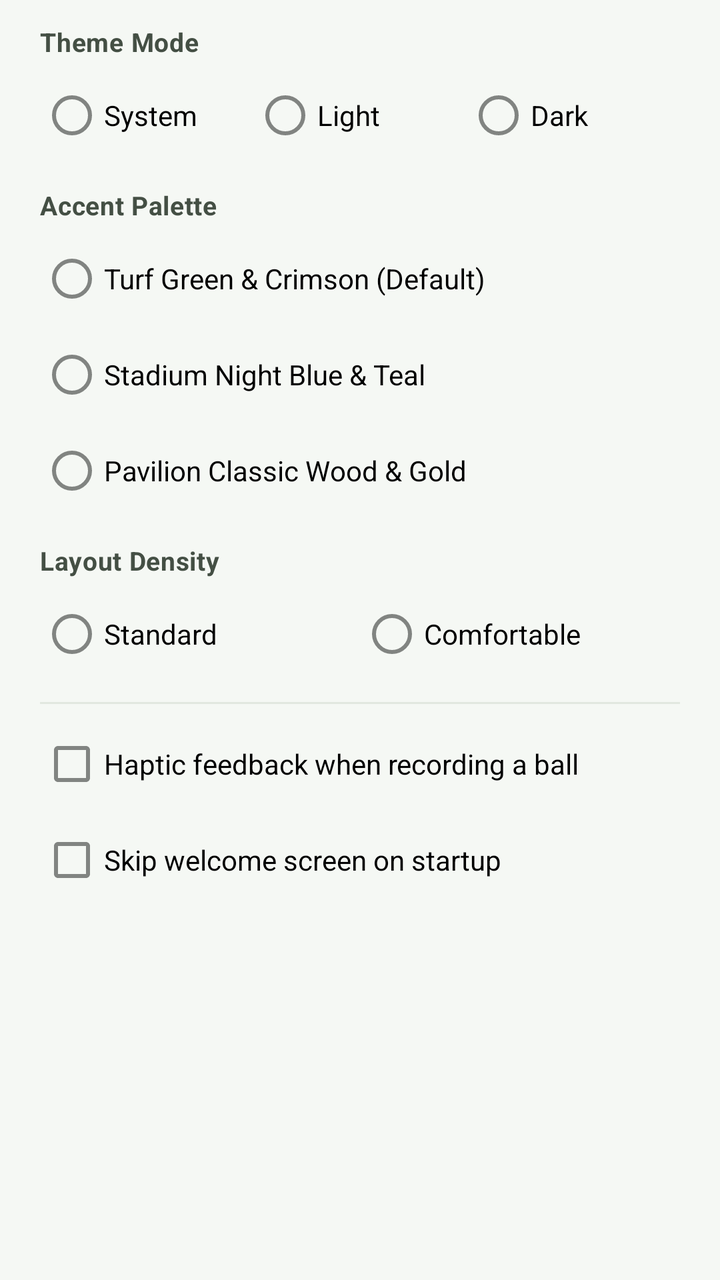
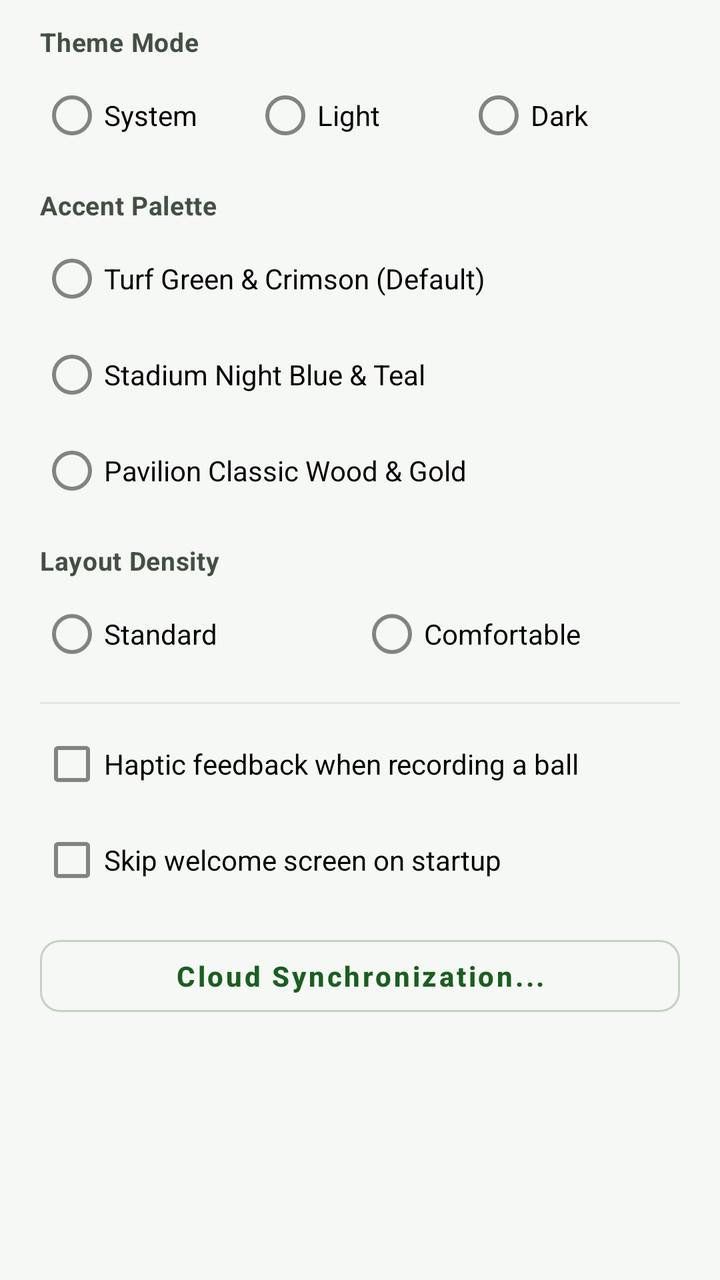

An Android layout rendered at two revisions. The XML below is the earlier revision; the diff shows what the commit changed to produce the second picture.
<!-- AndroidManifest.xml: application theme AppTheme -->
<!-- res/layout/dialog_ui_settings.xml -->
<?xml version="1.0" encoding="utf-8"?>
<ScrollView xmlns:android="http://schemas.android.com/apk/res/android"
    android:layout_width="match_parent"
    android:layout_height="wrap_content"
    android:paddingLeft="20dp"
    android:paddingTop="12dp"
    android:paddingRight="20dp"
    android:paddingBottom="8dp">

    <LinearLayout
        android:layout_width="match_parent"
        android:layout_height="wrap_content"
        android:orientation="vertical">

        <TextView
            android:layout_width="match_parent"
            android:layout_height="wrap_content"
            android:text="Theme Mode"
            android:textAppearance="@style/TextAppearance.Cricket.FieldLabel" />

        <RadioGroup
            android:id="@+id/pref_theme_mode_group"
            android:layout_width="match_parent"
            android:layout_height="wrap_content"
            android:layout_marginTop="4dp"
            android:orientation="horizontal">

            <RadioButton
                android:id="@+id/pref_theme_system"
                android:layout_width="0dp"
                android:layout_height="wrap_content"
                android:layout_weight="1"
                android:minHeight="48dp"
                android:text="System" />

            <RadioButton
                android:id="@+id/pref_theme_light"
                android:layout_width="0dp"
                android:layout_height="wrap_content"
                android:layout_weight="1"
                android:minHeight="48dp"
                android:text="Light" />

            <RadioButton
                android:id="@+id/pref_theme_dark"
                android:layout_width="0dp"
                android:layout_height="wrap_content"
                android:layout_weight="1"
                android:minHeight="48dp"
                android:text="Dark" />
        </RadioGroup>

        <TextView
            android:layout_width="match_parent"
            android:layout_height="wrap_content"
            android:layout_marginTop="12dp"
            android:text="Accent Palette"
            android:textAppearance="@style/TextAppearance.Cricket.FieldLabel" />

        <RadioGroup
            android:id="@+id/pref_accent_group"
            android:layout_width="match_parent"
            android:layout_height="wrap_content"
            android:layout_marginTop="4dp"
            android:orientation="vertical">

            <RadioButton
                android:id="@+id/pref_accent_turf"
                android:layout_width="match_parent"
                android:layout_height="wrap_content"
                android:minHeight="48dp"
                android:text="Turf Green &amp; Crimson (Default)" />

            <RadioButton
                android:id="@+id/pref_accent_stadium"
                android:layout_width="match_parent"
                android:layout_height="wrap_content"
                android:minHeight="48dp"
                android:text="Stadium Night Blue &amp; Teal" />

            <RadioButton
                android:id="@+id/pref_accent_pavilion"
                android:layout_width="match_parent"
                android:layout_height="wrap_content"
                android:minHeight="48dp"
                android:text="Pavilion Classic Wood &amp; Gold" />
        </RadioGroup>

        <TextView
            android:layout_width="match_parent"
            android:layout_height="wrap_content"
            android:layout_marginTop="12dp"
            android:text="Layout Density"
            android:textAppearance="@style/TextAppearance.Cricket.FieldLabel" />

        <RadioGroup
            android:id="@+id/pref_density_group"
            android:layout_width="match_parent"
            android:layout_height="wrap_content"
            android:layout_marginTop="4dp"
            android:orientation="horizontal">

            <RadioButton
                android:id="@+id/pref_density_standard"
                android:layout_width="0dp"
                android:layout_height="wrap_content"
                android:layout_weight="1"
                android:minHeight="48dp"
                android:text="Standard" />

            <RadioButton
                android:id="@+id/pref_density_comfortable"
                android:layout_width="0dp"
                android:layout_height="wrap_content"
                android:layout_weight="1"
                android:minHeight="48dp"
                android:text="Comfortable" />
        </RadioGroup>

        <View
            android:layout_width="match_parent"
            android:layout_height="1dp"
            android:layout_marginTop="10dp"
            android:layout_marginBottom="6dp"
            android:background="@color/colorDivider" />

        <CheckBox
            android:id="@+id/pref_scorer_haptics"
            android:layout_width="match_parent"
            android:layout_height="wrap_content"
            android:minHeight="48dp"
            android:text="Haptic feedback when recording a ball" />

        <CheckBox
            android:id="@+id/pref_skip_splash"
            android:layout_width="match_parent"
            android:layout_height="wrap_content"
            android:minHeight="48dp"
            android:text="Skip welcome screen on startup" />

    </LinearLayout>
</ScrollView>
<!-- resources referenced by this layout -->
<resources>
  <color name="colorDivider">#E1E8DF</color>
  <style name="TextAppearance.Cricket.FieldLabel" parent="TextAppearance.MaterialComponents.Body2">
          <item name="android:textSize">13sp</item>
          <item name="android:textStyle">bold</item>
          <item name="android:textColor">@color/colorTextSecondary</item>
          <item name="android:fontFamily">sans-serif-medium</item>
      </style>
  <style name="AppTheme" parent="Theme.MaterialComponents.DayNight.DarkActionBar">
          <item name="colorPrimary">@color/colorPrimary</item>
          <item name="colorPrimaryDark">@color/colorPrimaryDark</item>
          <item name="colorPrimaryVariant">@color/colorPrimaryVariant</item>
          <item name="colorOnPrimary">@color/colorOnPrimary</item>
          <item name="colorAccent">@color/colorAccent</item>
          <item name="colorSecondary">@color/colorSecondary</item>
          <item name="colorSecondaryVariant">@color/colorSecondaryVariant</item>
          <item name="colorOnSecondary">@color/colorOnSecondary</item>
          <item name="android:colorBackground">@color/Color_Background</item>
          <item name="colorSurface">@color/colorSurface</item>
          <item name="colorOnSurface">@color/colorTextPrimary</item>
          <item name="android:textColorPrimary">@color/colorTextPrimary</item>
          <item name="android:textColorSecondary">@color/colorTextSecondary</item>
          <item name="android:statusBarColor">@color/colorPrimaryDark</item>
      </style>
  <color name="colorTextSecondary">#444F44</color>
  <color name="colorPrimary">#1B5E20</color>
  <color name="colorPrimaryDark">#0D3B10</color>
  <color name="colorPrimaryVariant">#2E7D32</color>
  <color name="colorOnPrimary">#FFFFFF</color>
  <color name="colorAccent">#C62828</color>
  <color name="colorSecondary">#C62828</color>
  <color name="colorSecondaryVariant">#8E0000</color>
  <color name="colorOnSecondary">#FFFFFF</color>
  <color name="Color_Background">#F5F8F4</color>
  <color name="colorSurface">#FFFFFF</color>
  <color name="colorTextPrimary">#181D18</color>
</resources>

<!-- the commit's change to res/layout/dialog_ui_settings.xml (unified diff, before → after) -->
@@ -138,5 +138,13 @@
             android:minHeight="48dp"
             android:text="Skip welcome screen on startup" />
 
+        <Button
+            android:id="@+id/btn_open_cloud_sync"
+            style="@style/Widget.Cricket.OutlinedButton"
+            android:layout_width="match_parent"
+            android:layout_height="wrap_content"
+            android:layout_marginTop="10dp"
+            android:text="Cloud Synchronization..." />
+
     </LinearLayout>
 </ScrollView>
<!-- resource entries referenced after the edit -->
@@ -6,6 +6,14 @@
           <item name="android:textStyle">bold</item>
           <item name="android:textColor">@color/colorTextSecondary</item>
           <item name="android:fontFamily">sans-serif-medium</item>
+      </style>
+  <style name="Widget.Cricket.OutlinedButton" parent="Widget.MaterialComponents.Button.OutlinedButton">
+          <item name="android:minHeight">@dimen/min_touch_target</item>
+          <item name="android:textAllCaps">false</item>
+          <item name="android:textStyle">bold</item>
+          <item name="android:textSize">14sp</item>
+          <item name="cornerRadius">@dimen/button_corner_radius</item>
+          <item name="strokeColor">@color/colorOutline</item>
       </style>
   <style name="AppTheme" parent="Theme.MaterialComponents.DayNight.DarkActionBar">
           <item name="colorPrimary">@color/colorPrimary</item>
@@ -24,6 +32,9 @@
           <item name="android:statusBarColor">@color/colorPrimaryDark</item>
       </style>
   <color name="colorTextSecondary">#444F44</color>
+  <dimen name="min_touch_target">48dp</dimen>
+  <dimen name="button_corner_radius">10dp</dimen>
+  <color name="colorOutline">#C5D1C3</color>
   <color name="colorPrimary">#1B5E20</color>
   <color name="colorPrimaryDark">#0D3B10</color>
   <color name="colorPrimaryVariant">#2E7D32</color>
